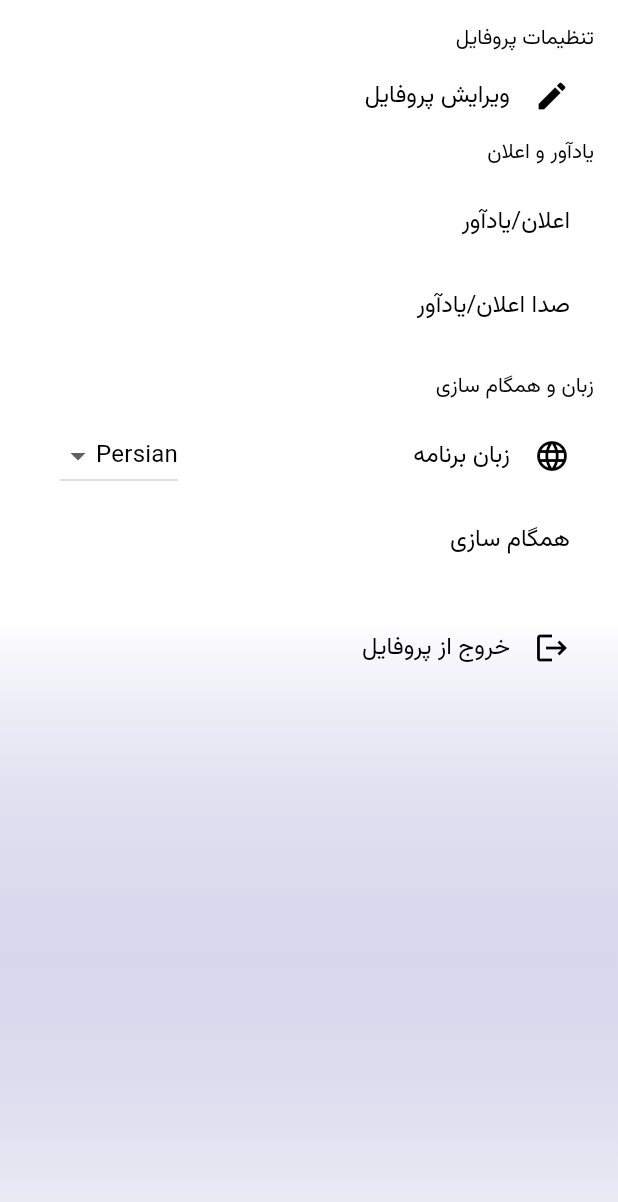
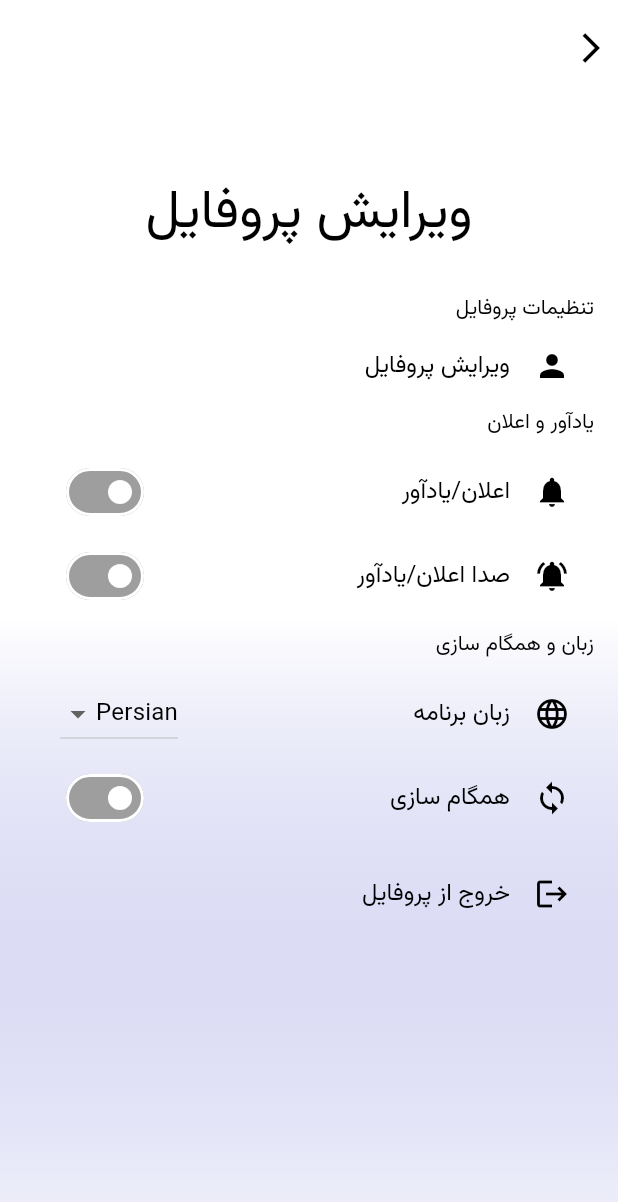
Before and after one commit to nerveinvader/Project_HealthTracker, a Flutter app: the PatientHomeScreen screen opened by its route, scrolled down 556 dp, after a tap on the "settings" icon, on a phone screen of 412 x 824 dp. Shown: the top 1202 px of the screen. Run offline on Flutter 3.47's test engine with Material 3 defaults, Android fonts, the phone set to English and light mode, and no system bars; our stand-ins replace dio, drift, fl_chart, flutter_dotenv; missing offline and left inert: persian_datetime_picker; accounts and stored records are empty; generated files the repository leaves out were written again; statements that could not run were skipped.

Commit message:
SettingFixedAndHomePage

```diff
--- a/flutter_health_tracker_00/lib/main.dart
+++ b/flutter_health_tracker_00/lib/main.dart
@@ -21,7 +21,7 @@ class HealthTracker extends StatelessWidget {
   @override
   Widget build(BuildContext context) {
     // Theme Data
-    final primary = const Color.fromARGB(255, 113, 116, 187);
+    final primary = const Color.fromARGB(255, 130, 133, 219);
     final secondary = const Color(0xFFEE74B1);
     final bgLight = const Color(0xFFFFD4EB);
     final surfaceColor = const Color(0xFFFFFFFF);
--- a/flutter_health_tracker_00/lib/ui/screens/setting_screen.dart
+++ b/flutter_health_tracker_00/lib/ui/screens/setting_screen.dart
@@ -36,14 +36,8 @@ class _SettingScreenState extends State<SettingScreen> {
   Widget build(BuildContext context) {
     final langLoc = AppLocalizations.of(context)!;
 
-    return Scaffold(
-      body: Stack(
-        children: [
-          Positioned.fill(
-            child: CustomPaint(painter: GradientBackground(context),),
-          ),
-          SafeArea(
-            child: ListView(
+    // ListView Local Var for better readability (testing)
+    var listView = ListView(
               padding: const EdgeInsets.all(16),
               children: [
                 Text(
@@ -52,7 +46,7 @@ class _SettingScreenState extends State<SettingScreen> {
                 ),
                 // Profile
                 ListTile(
-                  leading: const Icon(Icons.edit),
+                  leading: const Icon(Icons.person),
                   title: Text(langLoc.setEditProfile),
                   onTap:  () {
                     Navigator.push(
@@ -69,6 +63,8 @@ class _SettingScreenState extends State<SettingScreen> {
                 const SizedBox(height: 8),
                 SwitchListTile(
                   title: Text(langLoc.setReminder),
+                  secondary: Icon(Icons.notifications),
+                  inactiveTrackColor: Colors.grey,
                   value: _reminderEnabled,
                   onChanged: (val) {
                     setState(() {
@@ -79,6 +75,8 @@ class _SettingScreenState extends State<SettingScreen> {
                 ),
                 SwitchListTile(
                   title: Text(langLoc.setNotifSound),
+                  secondary: Icon(Icons.notifications_active),
+                  inactiveTrackColor: Colors.grey,
                   value: _soundEnabled,
                   onChanged: (val) {
                     setState(() {
@@ -87,7 +85,8 @@ class _SettingScreenState extends State<SettingScreen> {
                     // SAVE SETTING STATES
                   }
                 ),
-                const Divider(),
+                // Language and Sync
+                const SizedBox(height: 8),
                 Text(
                   langLoc.setLangSync,
                   style: Theme.of(context).textTheme.bodyMedium,
@@ -111,8 +110,11 @@ class _SettingScreenState extends State<SettingScreen> {
                     }
                   ),
                 ),
+                // Sync
                 SwitchListTile(
                   title: Text(langLoc.setSync),
+                  secondary: Icon(Icons.sync),
+                  inactiveTrackColor: Colors.grey,
                   value: _syncEnabled,
                   onChanged: (val) {
                     setState(() {
@@ -121,7 +123,7 @@ class _SettingScreenState extends State<SettingScreen> {
                     // SAVE SETTING STATES
                   }
                 ),
-                const Divider(),
+                const SizedBox(height: 8),
                 // Logout
                 ListTile(
                   leading: const Icon(Icons.logout),
@@ -134,6 +136,39 @@ class _SettingScreenState extends State<SettingScreen> {
                   }
                 ),
               ],
+            );
+    // Main Page Scaffold
+    return Scaffold(
+      body: Stack(
+        children: [
+          Positioned.fill(
+            child: CustomPaint(painter: GradientBackground(context),),
+          ),
+          SafeArea(
+            child: Column(
+              children: [
+                // Headroom with Back button
+                Padding(
+                  padding: const EdgeInsets.only(left: 8, top: 8),
+                  child: Align(
+                    alignment: Alignment.centerRight,
+                    child: IconButton(
+                      icon: const Icon(Icons.arrow_back_ios), // Change this for consistency
+                      tooltip: '', // Make tooltip in ARB files
+                      onPressed: () => Navigator.pop(context),
+                    ),
+                  ),
+                ),
+                const SizedBox(height: 64.0),
+                Text(
+                  AppLocalizations.of(context)!.setEditProfile,
+                  style: Theme.of(context).textTheme.displaySmall,
+                ),
+                const SizedBox(height: 16),
+                Expanded(
+                  child: listView
+                ),
+              ],
             ),
           ),
         ],
--- a/flutter_health_tracker_00/lib/ui/widgets/cards.dart
+++ b/flutter_health_tracker_00/lib/ui/widgets/cards.dart
@@ -75,9 +75,14 @@ class LearnMoreCard extends StatelessWidget {
     return InkWell(
       onTap: onTap,
       borderRadius: BorderRadius.circular(12.0),
+      child: Stack(
+        clipBehavior: Clip.none,
+        children: [
+          ClipPath(
+            clipper: LargeCardClipper(),
             child: Container(
-        width: double.infinity,
-        height: 100.0,
+              width: 512,
+              height: 100,
               padding: const EdgeInsets.all(16.0),
               decoration: BoxDecoration(
                 color: Theme.of(context).colorScheme.surface,
@@ -90,20 +95,74 @@ class LearnMoreCard extends StatelessWidget {
                 ],
                 borderRadius: BorderRadius.circular(12),
               ),
-        child: Row(
-          children: [
-            Expanded(
+              child: Padding(
+                padding: const EdgeInsets.symmetric(vertical: 16),
                 child: Text(
                   text,
                   style: Theme.of(context).textTheme.titleLarge,
                 ),
               ),
-            const Icon(Icons.arrow_forward_ios, size: 16),
+            ),
+          ),
+          Align(
+            alignment: Alignment.centerLeft,
+            child: ClipPath(
+              clipper: SmallCardClipper(),
+              child: Container(
+                alignment: Alignment.centerLeft,
+                width: 90,
+                height: 100.0,
+                padding: const EdgeInsets.all(16.0),
+                decoration: BoxDecoration(
+                  color: Theme.of(context).colorScheme.secondary.withValues(alpha: 0.7),
+                  boxShadow: [
+                    BoxShadow(
+                      color: Colors.black12,
+                      blurRadius: 16.0,
+                      offset: Offset(0, 2.0),
+                    )
                   ],
+                  borderRadius: BorderRadius.circular(12),
                 ),
+                child: const Icon(Icons.arrow_forward_ios, size: 16),
+              ),
+            ),
+          ),
+        ],
       ),
     );
   }
+}
+
+class SmallCardClipper extends CustomClipper<Path> {
+  @override
+  Path getClip(Size size) {
+    var path = Path();
+    path.moveTo(0, 0);
+    path.lineTo(size.width * 0.8, 0);
+    path.lineTo(size.width * 0.4, size.height);
+    path.lineTo(0, size.height);
+    path.lineTo(0, 0);
+    path.close();
+    return path;
+  }
+  @override
+  bool shouldReclip(CustomClipper<Path> oldClipper) => false;
+}
+
+class LargeCardClipper extends CustomClipper<Path> {
+  @override
+  Path getClip(Size size) {
+    var path = Path();
+    path.moveTo(size.width, size.height);
+    path.lineTo(size.width * 0.15, size.height);
+    path.lineTo(size.width * 0.25, 0);
+    path.lineTo(size.width, 0);
+    path.close();
+    return path;
+  }
+  @override
+  bool shouldReclip(CustomClipper<Path> oldClipper) => false;
 }
 
 ///////////////////////////////
```
Lines whose indentation alone changed are shown as unchanged.
